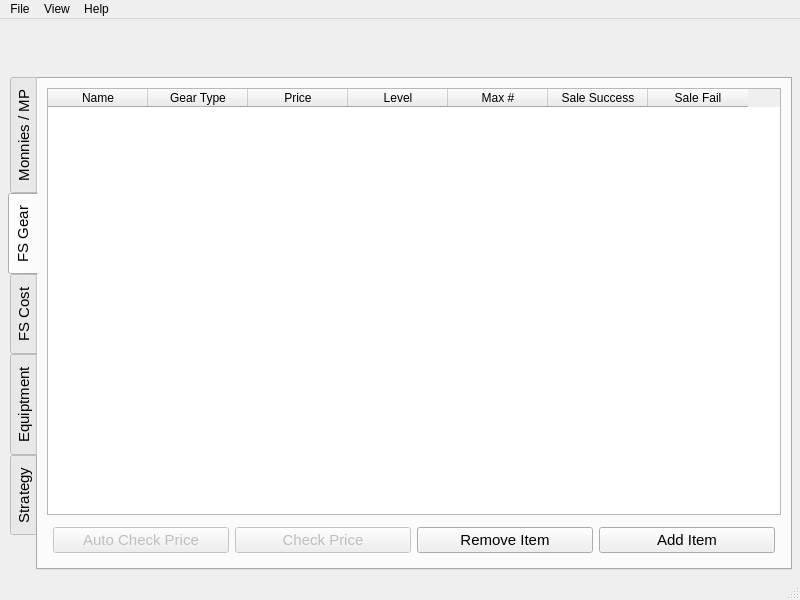
Graveflo/BDO_Enhancement_Tool, file Forms/Main_Window.ui: the form before one commit.
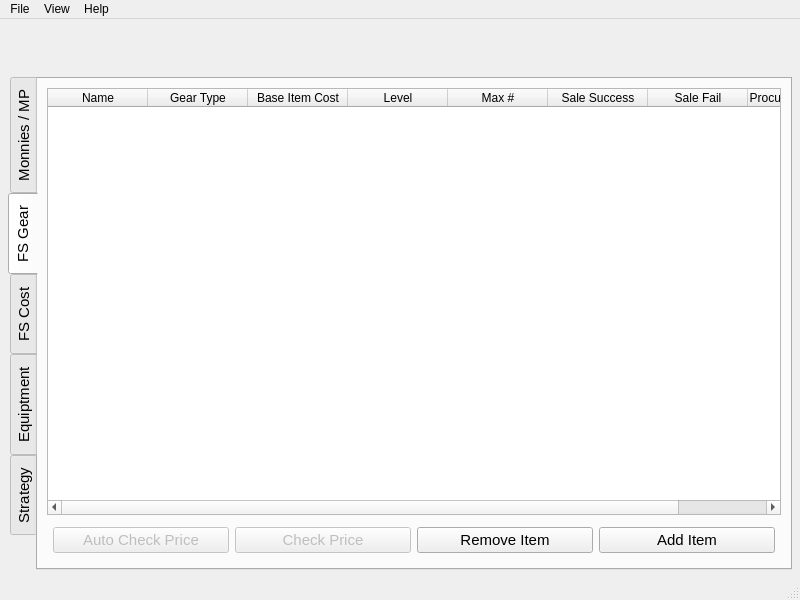
The form after the commit. The open tabs and pages were chosen to show the change. Icons and pictures are not drawn.

Commit message:
Bug fixes - Fixed a bug with file names when saving settings manually - Fixed an accounting error when calculating gear repair cost - Made status messages a bit more clear in regards to fail stacking changes
 Future plans:
 - Revise how complex stacks interact with the stack cost and probability
 - Import custom fail stacks
     - I need this for testing and it was a requested feature
 - Slim mode for using "Always on Top" on a low DPI screen

What changed in the file:
```diff
--- a/Forms/Main_Window.ui
+++ b/Forms/Main_Window.ui
@@ -286,7 +286,7 @@
           </column>
           <column>
            <property name="text">
-            <string>Price</string>
+            <string>Base Item Cost</string>
            </property>
           </column>
           <column>
@@ -309,6 +309,11 @@
             <string>Sale Fail</string>
            </property>
           </column>
+          <column>
+           <property name="text">
+            <string>Procurement Cost</string>
+           </property>
+          </column>
          </widget>
         </item>
         <item>
```
Left out of the diff: 2 changed lines with no effect on the pictures. The commit also changes 6 other files.
